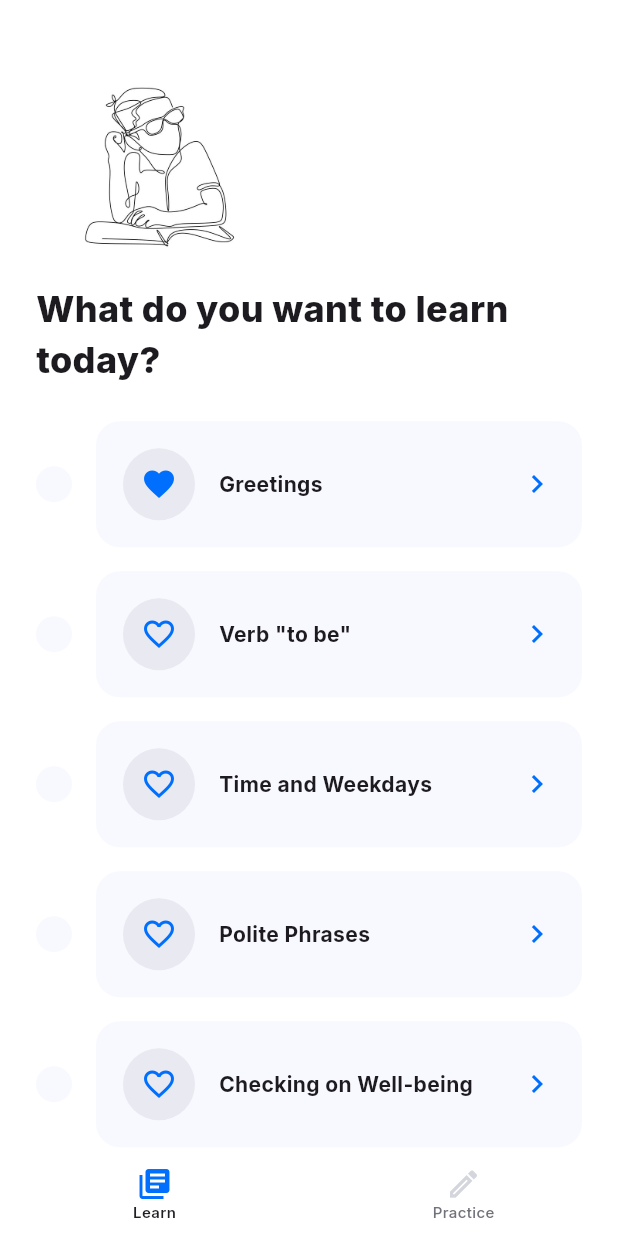
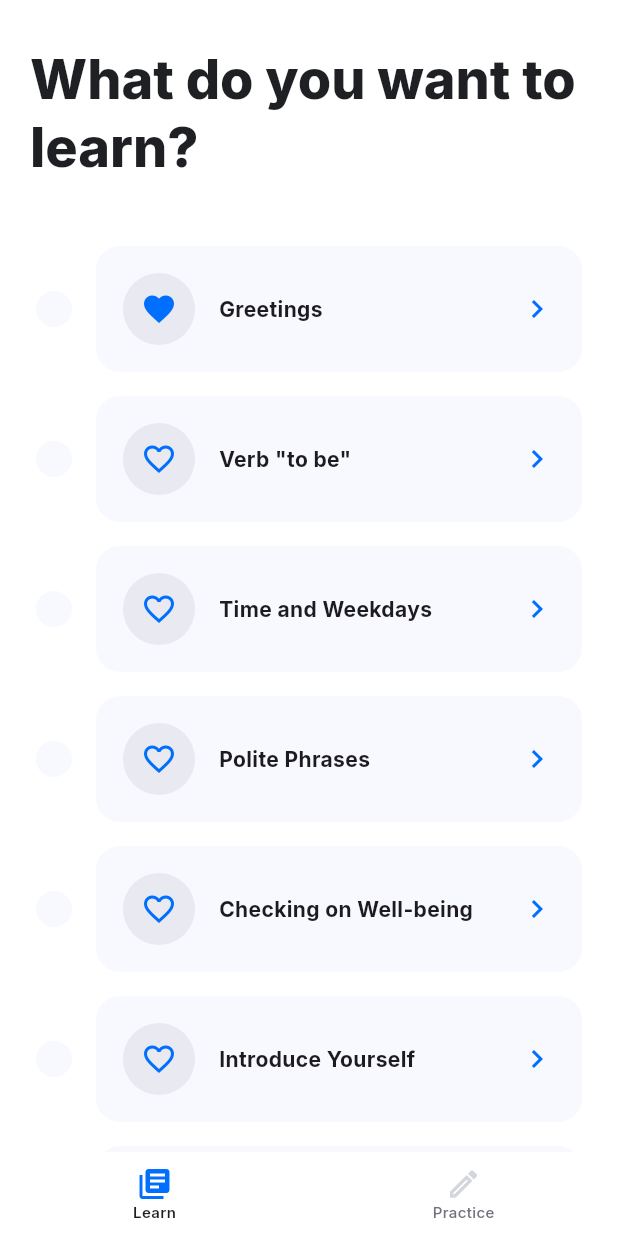
Before and after one commit to gianlucaromeo/finnish-survival, a Flutter app: the ExercisesPageSmall screen opened directly, after a tap on the "favorite outline" icon, on a phone screen of 412 x 824 dp. Run offline on Flutter 3.47's test engine with Material 3 defaults, Android fonts, the phone set to English and light mode, and no system bars; our stand-ins replace get, google_fonts, shared_preferences; accounts and stored records are empty.

Commit message:
Added custom sliver

```diff
--- a/finnish_survival/lib/modules/common/controllers/navigation_controller.dart
+++ b/finnish_survival/lib/modules/common/controllers/navigation_controller.dart
@@ -14,7 +14,7 @@ class NavigationController {
 
   void setCurrentIndex(int index) {
     _currentIndex = index;
-    Get.offAndToNamed(_routes[index]);
+    Get.offAllNamed(_routes[index]);
   }
 
   void pushToIndex(int index) {
--- a/finnish_survival/lib/modules/common/widgets/app_bar.dart
+++ b/finnish_survival/lib/modules/common/widgets/app_bar.dart
@@ -4,11 +4,11 @@ import 'package:flutter/material.dart';
 class CustomAppBar extends StatelessWidget implements PreferredSizeWidget {
   const CustomAppBar({
     super.key,
-    required this.title,
+    this.title,
     this.onBack,
   });
 
-  final String title;
+  final String? title;
   final Function? onBack;
 
   @override
@@ -23,7 +23,7 @@ class CustomAppBar extends StatelessWidget implements PreferredSizeWidget {
         icon: const Icon(Icons.arrow_back_ios_outlined),
         color: AppColors.highlightsDarkest,
       ) : null,
-      title: Text(title, style: AppFonts.h4),
+      title: Text(title ?? '', style: AppFonts.h4),
       centerTitle: false,
     );
   }
--- /dev/null
+++ b/finnish_survival/lib/modules/common/widgets/custom_sliver_list.dart
@@ -0,0 +1,56 @@
+import 'package:finnish_survival/finnish_survival.dart';
+import 'package:flutter/material.dart';
+
+class CustomSliverList extends StatelessWidget {
+  const CustomSliverList({
+    super.key,
+    required this.title,
+    required this.child,
+  });
+
+  final String title;
+  final Widget child;
+
+  @override
+  Widget build(BuildContext context) {
+    return CustomScrollView(
+      slivers: [
+        SliverAppBar(
+          expandedHeight: 140.0,
+          collapsedHeight: 80.0,
+          floating: false,
+          pinned: true,
+          backgroundColor: AppColors.neutralLightLightest,
+          surfaceTintColor: AppColors.neutralLightLightest,
+          flexibleSpace: LayoutBuilder(
+            builder: (BuildContext context, BoxConstraints constraints) {
+              final appBarHeight = constraints.biggest.height;
+              final titleFontSize = appBarHeight > 120
+                  ? AppFonts.h1.fontSize
+                  : AppFonts.h2.fontSize;
+              final titleFontColor = AppColors.neutralDarkDarkest;
+
+              return FlexibleSpaceBar(
+                titlePadding: 20.0.paddingAll,
+                centerTitle: false,
+                title: Text(
+                  title,
+                  style: AppFonts.h1.copyWith(
+                    fontSize: titleFontSize,
+                    color: titleFontColor,
+                  ),
+                ),
+              );
+            },
+          ),
+        ),
+        SliverToBoxAdapter(
+          child: Padding(
+            padding: AppPadding.scaffoldPadding,
+            child: child,
+          ),
+        ),
+      ],
+    );
+  }
+}
--- a/finnish_survival/lib/modules/common/widgets/widgets.dart
+++ b/finnish_survival/lib/modules/common/widgets/widgets.dart
@@ -1,6 +1,7 @@
 export 'app_bar.dart';
 export 'app_bottom_bar.dart';
 export 'app_navigation_rail.dart';
+export 'custom_sliver_list.dart';
 export 'favorite_icon_button.dart';
 export 'filter.dart';
 export 'hoverable_tile.dart';
--- a/finnish_survival/lib/modules/exercises/screens/exercises_page_small.dart
+++ b/finnish_survival/lib/modules/exercises/screens/exercises_page_small.dart
@@ -11,36 +11,12 @@ class ExercisesPageSmall extends StatelessWidget {
       canPop: false,
       child: Scaffold(
         backgroundColor: AppColors.neutralLightLightest,
-        body: SafeArea(
-          child: Padding(
-            padding: AppPadding.scaffoldPadding,
-            child: Column(
-              crossAxisAlignment: CrossAxisAlignment.start,
-              children: [
-                SizedBox(
-                  width: MediaQuery.of(context).size.height * 0.25,
-                  child: Image.asset(
-                    'assets/practice.jpg',
-                    width: double.infinity,
-                    fit: BoxFit.cover,
-                  ),
-                ),
-
-                Text(
-                  "Ready to test your Finnish skills?",
-                  style: AppFonts.h1,
-                ),
-
-                24.0.verticalSpace,
-                const Expanded(
-                  child: ExercisesList(),
-                ),
-              ],
-            ),
+        body: const SafeArea(
+          child: CustomSliverList(
+            title: 'Ready to test your Finnish skills?',
+            child: ExercisesList(),
           ),
         ),
-
-        /// BOTTOM BAR
         bottomNavigationBar: const AppBottomBar(),
       ),
     );
--- a/finnish_survival/lib/modules/learn/screens/learn_page_small.dart
+++ b/finnish_survival/lib/modules/learn/screens/learn_page_small.dart
@@ -1,5 +1,4 @@
-import 'package:finnish_survival/modules/learn/learn.dart';
-import 'package:finnish_survival/modules/common/common.dart';
+import 'package:finnish_survival/finnish_survival.dart';
 import 'package:flutter/material.dart';
 
 class LearnPageSmall extends StatelessWidget {
@@ -9,34 +8,12 @@ class LearnPageSmall extends StatelessWidget {
   Widget build(BuildContext context) {
     return Scaffold(
       backgroundColor: AppColors.neutralLightLightest,
-      body: SafeArea(
-        child: Padding(
-          padding: AppPadding.scaffoldPadding,
-          child: Column(
-            crossAxisAlignment: CrossAxisAlignment.start,
-            children: [
-              SizedBox(
-                width: MediaQuery.of(context).size.height * 0.2,
-                child: Image.asset(
-                  'assets/learn.jpg',
-                  width: double.infinity,
-                  fit: BoxFit.cover,
-                ),
-              ),
-
-              Text(
-                "What do you want to learn today?",
-                style: AppFonts.h1,
-              ),
-
-              24.0.verticalSpace,
-              const Expanded(child: LearnTopicsList()),
-            ],
-          ),
+      body: const SafeArea(
+        child: CustomSliverList(
+          title: 'What do you want to learn?',
+          child: LearnTopicsList(),
         ),
       ),
-
-      /// BOTTOM BAR
       bottomNavigationBar: const AppBottomBar(),
     );
   }
--- a/finnish_survival/lib/todos.txt
+++ b/finnish_survival/lib/todos.txt
@@ -5,6 +5,8 @@ Logic
 UI/UX
 ✅ Make items fully clickable
 ✅ Change status indicator to avoid confusion on the current state
+✅ Make title of topics scrollable with slivers
+✅ Fix: safe area, color of the app bar
 - Explain how learn works - people get confused
 - Add different solutions for the same question (like "mä", "minä")
 - Re-trigger error when user makes mistakes twice
```
Also changed, not shown: finnish_survival/lib/main.dart (+3 -5 lines), finnish_survival/lib/modules/common/config/theme.dart (+9 -0 lines), finnish_survival/lib/modules/exercises/screens/exercises_page_large.dart (+5 -28 lines), finnish_survival/lib/modules/learn/screens/learn_page_large.dart (+3 -23 lines).
